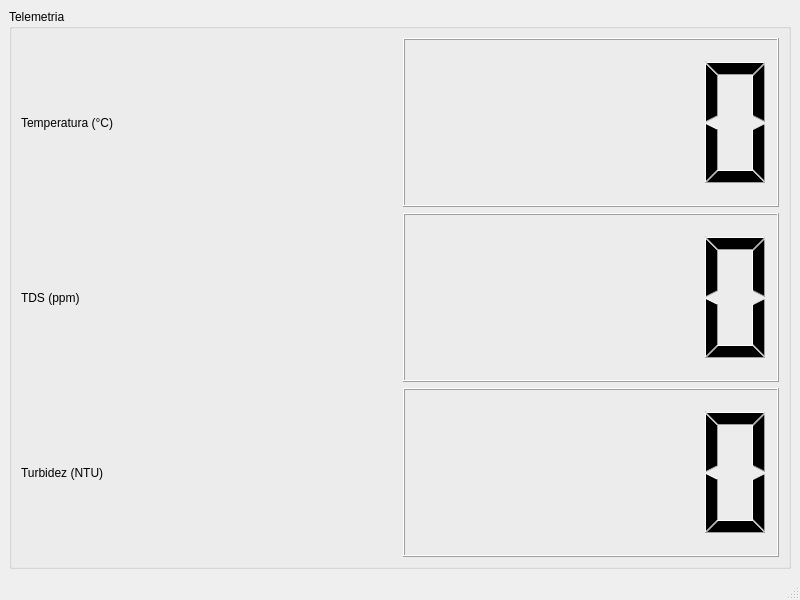
The window that ui/tela.ui (DellaliberaPedro/ControleReservatoriodeAgua) describes before a commit, drawn with Qt 5.
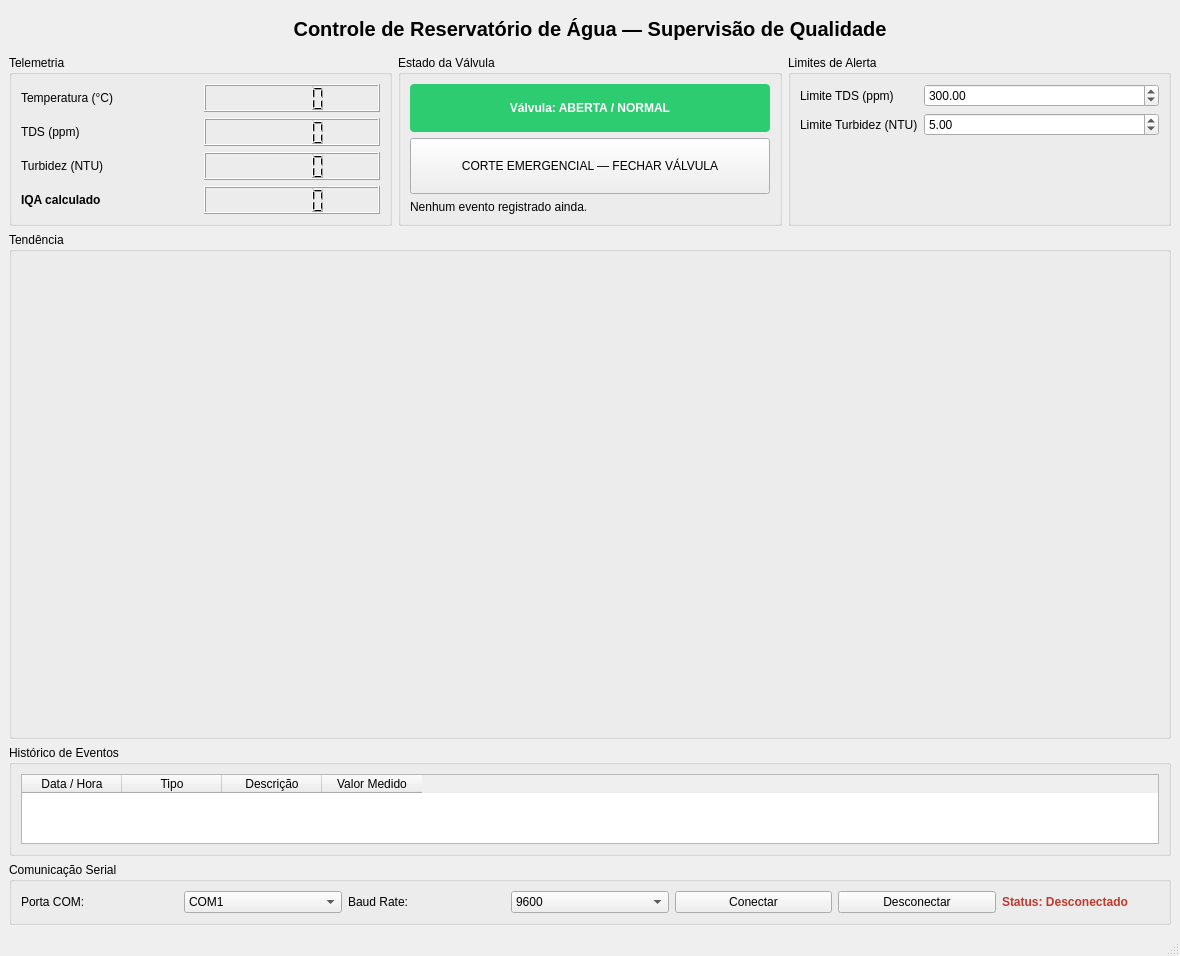
The same window after the commit.

Commit message: Atualização da Interface

```diff
--- a/ui/tela.ui
+++ b/ui/tela.ui
@@ -6,8 +6,8 @@
    <rect>
     <x>0</x>
     <y>0</y>
-    <width>800</width>
-    <height>600</height>
+    <width>1180</width>
+    <height>860</height>
    </rect>
   </property>
   <property name="windowTitle">
@@ -16,56 +16,371 @@
   <widget class="QWidget" name="centralwidget">
    <layout class="QVBoxLayout" name="layout_principal">
     <item>
-     <widget class="QGroupBox" name="group_telemetria">
+     <widget class="QLabel" name="lbl_titulo">
+      <property name="text">
+       <string>Controle de Reservatório de Água — Supervisão de Qualidade</string>
+      </property>
+      <property name="alignment">
+       <set>Qt::AlignCenter</set>
+      </property>
+      <property name="styleSheet">
+       <string notr="true">font-size: 20px; font-weight: bold; padding: 8px;</string>
+      </property>
+     </widget>
+    </item>
+
+    <item>
+     <layout class="QHBoxLayout" name="layout_linha_topo">
+
+      <item>
+       <widget class="QGroupBox" name="group_telemetria">
+        <property name="title">
+         <string>Telemetria</string>
+        </property>
+        <layout class="QGridLayout" name="grid_telemetria">
+         <item row="0" column="0">
+          <widget class="QLabel" name="lbl_temperatura">
+           <property name="text">
+            <string>Temperatura (°C)</string>
+           </property>
+          </widget>
+         </item>
+         <item row="0" column="1">
+          <widget class="QLCDNumber" name="lcd_temperatura">
+           <property name="digitCount">
+            <number>5</number>
+           </property>
+          </widget>
+         </item>
+         <item row="1" column="0">
+          <widget class="QLabel" name="lbl_tds">
+           <property name="text">
+            <string>TDS (ppm)</string>
+           </property>
+          </widget>
+         </item>
+         <item row="1" column="1">
+          <widget class="QLCDNumber" name="lcd_tds">
+           <property name="digitCount">
+            <number>5</number>
+           </property>
+          </widget>
+         </item>
+         <item row="2" column="0">
+          <widget class="QLabel" name="lbl_turbidez">
+           <property name="text">
+            <string>Turbidez (NTU)</string>
+           </property>
+          </widget>
+         </item>
+         <item row="2" column="1">
+          <widget class="QLCDNumber" name="lcd_turbidez">
+           <property name="digitCount">
+            <number>5</number>
+           </property>
+          </widget>
+         </item>
+         <item row="3" column="0">
+          <widget class="QLabel" name="lbl_iqa">
+           <property name="text">
+            <string>IQA calculado</string>
+           </property>
+           <property name="styleSheet">
+            <string notr="true">font-weight: bold;</string>
+           </property>
+          </widget>
+         </item>
+         <item row="3" column="1">
+          <widget class="QLCDNumber" name="lcd_iqa">
+           <property name="digitCount">
+            <number>5</number>
+           </property>
+          </widget>
+         </item>
+        </layout>
+       </widget>
+      </item>
+
+      <item>
+       <widget class="QGroupBox" name="group_estado">
+        <property name="title">
+         <string>Estado da Válvula</string>
+        </property>
+        <layout class="QVBoxLayout" name="layout_estado">
+         <item>
+          <widget class="QLabel" name="lbl_valvula_status">
+           <property name="text">
+            <string>Válvula: ABERTA / NORMAL</string>
+           </property>
+           <property name="alignment">
+            <set>Qt::AlignCenter</set>
+           </property>
+           <property name="minimumSize">
+            <size>
+             <width>0</width>
+             <height>48</height>
+            </size>
+           </property>
+           <property name="styleSheet">
+            <string notr="true">background-color: #2ecc71; color: white; font-weight: bold; border-radius: 4px; padding: 8px;</string>
+           </property>
+          </widget>
+         </item>
+         <item>
+          <widget class="QPushButton" name="btn_emergencia">
+           <property name="text">
+            <string>CORTE EMERGENCIAL — FECHAR VÁLVULA</string>
+           </property>
+           <property name="minimumSize">
+            <size>
+             <width>0</width>
+             <height>56</height>
+            </size>
+           </property>
+          </widget>
+         </item>
+         <item>
+          <widget class="QLabel" name="lbl_ultimo_evento">
+           <property name="text">
+            <string>Nenhum evento registrado ainda.</string>
+           </property>
+           <property name="wordWrap">
+            <bool>true</bool>
+           </property>
+          </widget>
+         </item>
+        </layout>
+       </widget>
+      </item>
+
+      <item>
+       <widget class="QGroupBox" name="group_setpoints">
+        <property name="title">
+         <string>Limites de Alerta</string>
+        </property>
+        <layout class="QFormLayout" name="form_setpoints">
+         <item row="0" column="0">
+          <widget class="QLabel" name="lbl_limite_tds">
+           <property name="text">
+            <string>Limite TDS (ppm)</string>
+           </property>
+          </widget>
+         </item>
+         <item row="0" column="1">
+          <widget class="QDoubleSpinBox" name="spin_limite_tds">
+           <property name="maximum">
+            <double>1000.000000000000000</double>
+           </property>
+           <property name="value">
+            <double>300.000000000000000</double>
+           </property>
+          </widget>
+         </item>
+         <item row="1" column="0">
+          <widget class="QLabel" name="lbl_limite_turbidez">
+           <property name="text">
+            <string>Limite Turbidez (NTU)</string>
+           </property>
+          </widget>
+         </item>
+         <item row="1" column="1">
+          <widget class="QDoubleSpinBox" name="spin_limite_turbidez">
+           <property name="maximum">
+            <double>100.000000000000000</double>
+           </property>
+           <property name="value">
+            <double>5.000000000000000</double>
+           </property>
+          </widget>
+         </item>
+        </layout>
+       </widget>
+      </item>
+
+     </layout>
+    </item>
+
+    <item>
+     <widget class="QGroupBox" name="group_grafico">
       <property name="title">
-       <string>Telemetria</string>
+       <string>Tendência</string>
       </property>
-      <layout class="QGridLayout" name="grid_telemetria">
-       <item row="0" column="0">
-        <widget class="QLabel" name="lbl_temperatura">
-         <property name="text">
-          <string>Temperatura (°C)</string>
+      <layout class="QVBoxLayout" name="layout_graficos">
+       <item>
+        <layout class="QHBoxLayout" name="layout_graficos_detalhe">
+         <item>
+          <widget class="QWidget" name="chart_temperatura" native="true">
+           <property name="minimumSize">
+            <size>
+             <width>0</width>
+             <height>220</height>
+            </size>
+           </property>
+          </widget>
+         </item>
+         <item>
+          <widget class="QWidget" name="chart_tds" native="true">
+           <property name="minimumSize">
+            <size>
+             <width>0</width>
+             <height>220</height>
+            </size>
+           </property>
+          </widget>
+         </item>
+         <item>
+          <widget class="QWidget" name="chart_turbidez" native="true">
+           <property name="minimumSize">
+            <size>
+             <width>0</width>
+             <height>220</height>
+            </size>
+           </property>
+          </widget>
+         </item>
+        </layout>
+       </item>
+       <item>
+        <widget class="QWidget" name="chart_geral" native="true">
+         <property name="minimumSize">
+          <size>
+           <width>0</width>
+           <height>240</height>
+          </size>
          </property>
         </widget>
        </item>
-       <item row="0" column="1">
-        <widget class="QLCDNumber" name="lcd_temperatura">
-         <property name="digitCount">
-          <number>5</number>
+      </layout>
+     </widget>
+    </item>
+
+    <item>
+     <widget class="QGroupBox" name="group_historico">
+      <property name="title">
+       <string>Histórico de Eventos</string>
+      </property>
+      <layout class="QVBoxLayout" name="layout_historico">
+       <item>
+        <widget class="QTableWidget" name="table_historico">
+         <property name="alternatingRowColors">
+          <bool>true</bool>
          </property>
+         <property name="columnCount">
+          <number>4</number>
+         </property>
+         <property name="editTriggers">
+          <set>QAbstractItemView::NoEditTriggers</set>
+         </property>
+         <property name="selectionBehavior">
+          <enum>QAbstractItemView::SelectRows</enum>
+         </property>
+         <column>
+          <property name="text">
+           <string>Data / Hora</string>
+          </property>
+         </column>
+         <column>
+          <property name="text">
+           <string>Tipo</string>
+          </property>
+         </column>
+         <column>
+          <property name="text">
+           <string>Descrição</string>
+          </property>
+         </column>
+         <column>
+          <property name="text">
+           <string>Valor Medido</string>
+          </property>
+         </column>
         </widget>
        </item>
-       <item row="1" column="0">
-        <widget class="QLabel" name="lbl_tds">
+      </layout>
+     </widget>
+    </item>
+
+    <item>
+     <widget class="QGroupBox" name="group_serial">
+      <property name="title">
+       <string>Comunicação Serial</string>
+      </property>
+      <layout class="QHBoxLayout" name="layout_serial">
+       <item>
+        <widget class="QLabel" name="lbl_porta_com">
          <property name="text">
-          <string>TDS (ppm)</string>
+          <string>Porta COM:</string>
          </property>
         </widget>
        </item>
-       <item row="1" column="1">
-        <widget class="QLCDNumber" name="lcd_tds">
-         <property name="digitCount">
-          <number>5</number>
+       <item>
+        <widget class="QComboBox" name="combo_porta_com">
+         <item>
+          <property name="text">
+           <string>COM1</string>
+          </property>
+         </item>
+         <item>
+          <property name="text">
+           <string>COM3</string>
+          </property>
+         </item>
+         <item>
+          <property name="text">
+           <string>COM5</string>
+          </property>
+         </item>
+        </widget>
+       </item>
+       <item>
+        <widget class="QLabel" name="lbl_baud_rate">
+         <property name="text">
+          <string>Baud Rate:</string>
          </property>
         </widget>
        </item>
-       <item row="2" column="0">
-        <widget class="QLabel" name="lbl_turbidez">
+       <item>
+        <widget class="QComboBox" name="combo_baud_rate">
+         <item>
+          <property name="text">
+           <string>9600</string>
+          </property>
+         </item>
+         <item>
+          <property name="text">
+           <string>115200</string>
+          </property>
+         </item>
+        </widget>
+       </item>
+       <item>
+        <widget class="QPushButton" name="btn_conectar">
          <property name="text">
-          <string>Turbidez (NTU)</string>
+          <string>Conectar</string>
          </property>
         </widget>
        </item>
-       <item row="2" column="1">
-        <widget class="QLCDNumber" name="lcd_turbidez">
-         <property name="digitCount">
-          <number>5</number>
+       <item>
+        <widget class="QPushButton" name="btn_desconectar">
+         <property name="text">
+          <string>Desconectar</string>
          </property>
         </widget>
        </item>
+       <item>
+        <widget class="QLabel" name="lbl_status_conexao">
+         <property name="text">
+          <string>Status: Desconectado</string>
+         </property>
+         <property name="styleSheet">
+          <string notr="true">font-weight: bold; color: #c0392b;</string>
+         </property>
+        </widget>
+       </item>
       </layout>
      </widget>
     </item>
+
    </layout>
   </widget>
   <widget class="QMenuBar" name="menubar">
```
Left out of the diff: 3 changed lines with no effect on the pictures. The commit also changes 3 other files.
